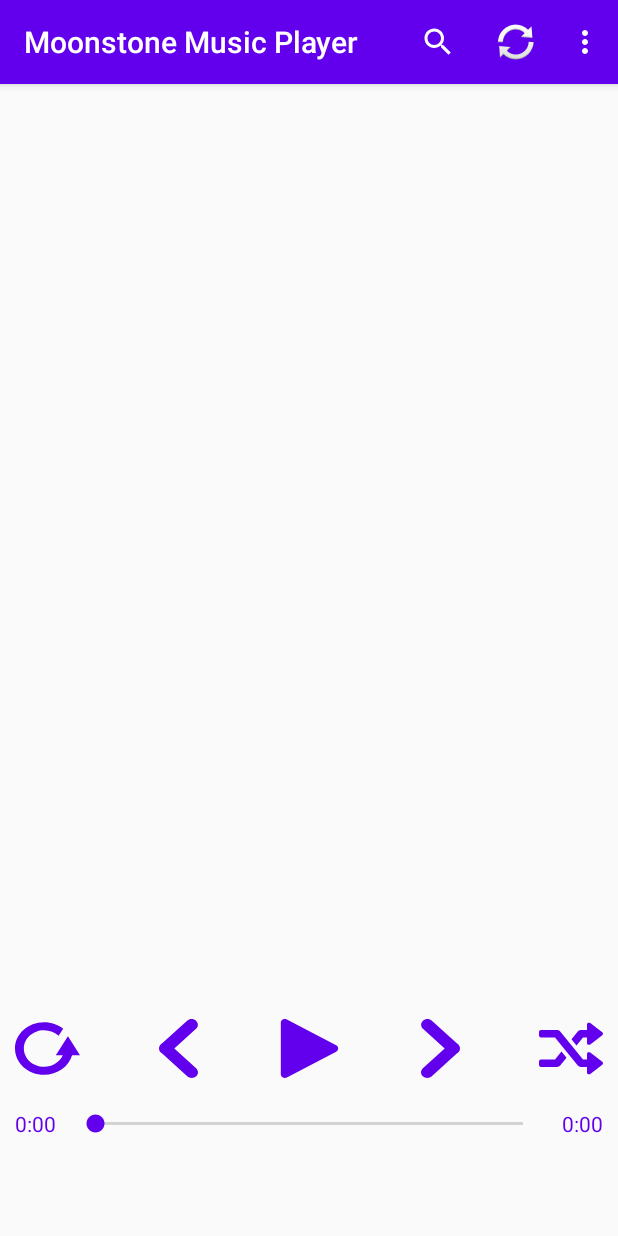
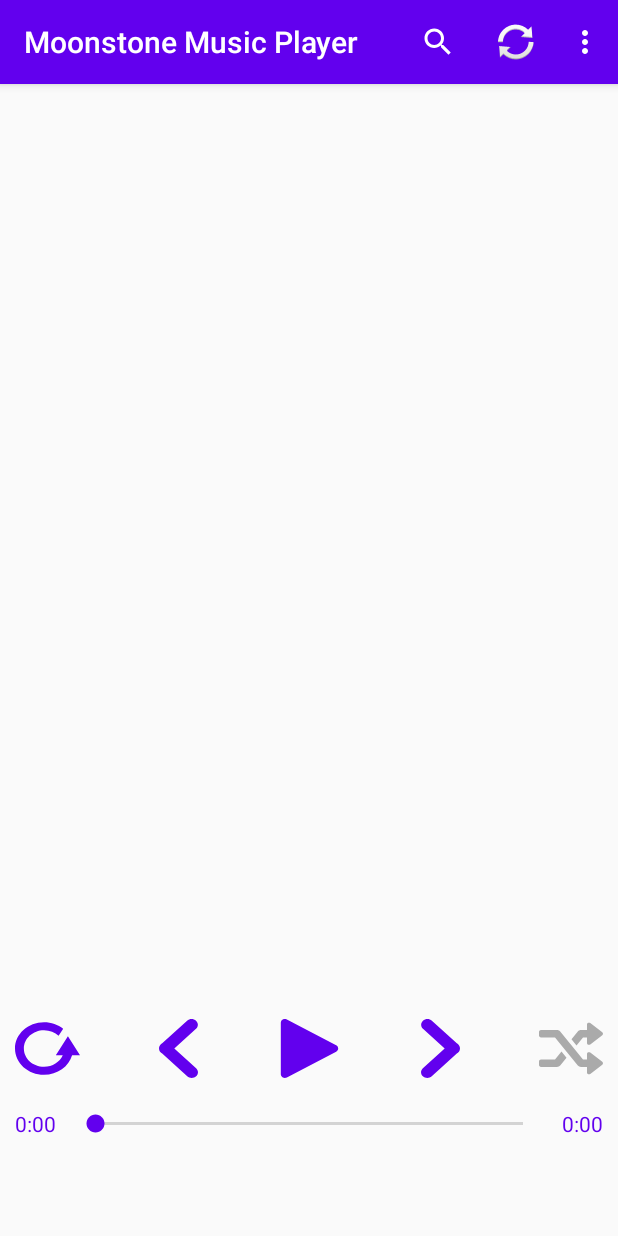
Before and after one commit to JohannesGrobelski/MoonstoneMusicPlayer, an Android app: the screen it shows after launch (MainActivity), after a tap on an icon or button, on a phone screen of 412 x 824 dp. Run offline under Robolectric (Android 15) with nearby library versions, the phone set to English and light mode, and no system bars.

Commit message:
shuffle implemented

```diff
--- a/app/src/main/java/com/example/moonstonemusicplayer/controller/MainActivityListener.java
+++ b/app/src/main/java/com/example/moonstonemusicplayer/controller/MainActivityListener.java
@@ -6,6 +6,7 @@ import android.content.Context;
 import android.content.Intent;
 import android.content.ServiceConnection;
 import android.content.pm.PackageManager;
+import android.graphics.Color;
 import android.os.Handler;
 import android.os.IBinder;
 import android.util.Log;
@@ -143,9 +144,21 @@ public class MainActivityListener
         musicPlayer.nextSong();
         destroyAndCreateNewService();
         break;
-      case R.id.miSearch:
-        mainActivity.hideMusicControlls();
+      case R.id.btn_shuffle:{
+        boolean shuffleMode = musicPlayer.toogleShuffleMode();
+        if(shuffleMode)mainActivity.btn_shuffle.setBackgroundTintList(mainActivity.getResources().getColorStateList(R.color.colorPrimary));
+        else mainActivity.btn_shuffle.setBackgroundTintList(mainActivity.getResources().getColorStateList(android.R.color.darker_gray));
         break;
+      }
+      case R.id.btn_repeat: {
+        MusicPlayer.REPEATMODE repeatmode = musicPlayer.nextRepeatMode();
+        mainActivity.btn_repeat.setBackgroundTintList(mainActivity.getResources().getColorStateList(R.color.colorPrimary));
+        mainActivity.btn_repeat.setText("");
+        switch (repeatmode){
+          case NONE: {mainActivity.btn_repeat.setBackgroundTintList(mainActivity.getResources().getColorStateList(android.R.color.darker_gray));break;}
+          case ONESONG: {mainActivity.btn_repeat.setText("   1");}
+        }
+      }
     }
   }
 
--- a/app/src/main/java/com/example/moonstonemusicplayer/model/MusicPlayer.java
+++ b/app/src/main/java/com/example/moonstonemusicplayer/model/MusicPlayer.java
@@ -2,8 +2,11 @@ package com.example.moonstonemusicplayer.model;
 
 import android.content.Context;
 
-import java.util.ArrayList;
 import java.util.List;
+
+import static com.example.moonstonemusicplayer.model.MusicPlayer.REPEATMODE.ALL;
+import static com.example.moonstonemusicplayer.model.MusicPlayer.REPEATMODE.NONE;
+import static com.example.moonstonemusicplayer.model.MusicPlayer.REPEATMODE.ONESONG;
 
 /**
  * models a music player
@@ -17,9 +20,9 @@ public class MusicPlayer {
     private List<Song> currentSongList;
 
     boolean shuffleModelOn = false;
-    enum REPEATMODE {
-        ONESONG, NONE ,ALL
-    } REPEATMODE repeatmode = REPEATMODE.ALL;
+    public enum REPEATMODE {
+        NONE, ALL, ONESONG;
+    } REPEATMODE repeatmode = NONE;
 
 
     public MusicPlayer(Context baseContext) {
@@ -48,12 +51,24 @@ public class MusicPlayer {
     }
 
     public void prevSong(){
-        currentSongIndex = (--currentSongIndex);
-        if(currentSongIndex == -1)currentSongIndex = currentSongList.size()-1;
+        if(currentSongList.size() == 1)return;
+        if(shuffleModelOn){
+            int previousSong = currentSongIndex;
+            while(currentSongIndex == previousSong)currentSongIndex = (int) (Math.random()*currentSongList.size());
+        } else {
+            currentSongIndex = (--currentSongIndex);
+            if(currentSongIndex == -1)currentSongIndex = currentSongList.size()-1;
+        }
     }
 
     public void nextSong(){
-        currentSongIndex = (++currentSongIndex)%currentSongList.size();
+        if(currentSongList.size() == 1)return;
+        if(shuffleModelOn){
+            int previousSong = currentSongIndex;
+            while(currentSongIndex == previousSong)currentSongIndex = (int) (Math.random()*currentSongList.size());
+        } else {
+            currentSongIndex = (++currentSongIndex)%currentSongList.size();
+        }
     }
 
     public List<Song> getCurrentSongList(){
@@ -70,12 +85,22 @@ public class MusicPlayer {
         currentSongList = dataSource.getAllSong();
     }
 
-    public void toogleShuffleMode(){
-        shuffleModelOn = !shuffleModelOn;
-    }
 
     public void deleteAllSongs(){
         dataSource.deleteAllSongs();
         currentSongList.clear();
     }
+
+    public boolean toogleShuffleMode(){
+        shuffleModelOn = !shuffleModelOn; return shuffleModelOn;
+    }
+
+    public REPEATMODE nextRepeatMode(){
+        switch (repeatmode){
+            case NONE: {repeatmode = ALL; break;}
+            case ALL: {repeatmode = ONESONG; break;}
+            case ONESONG: {repeatmode = NONE; break;}
+        }
+        return repeatmode;
+    }
 }
--- a/app/src/main/res/layout/activity_main.xml
+++ b/app/src/main/res/layout/activity_main.xml
@@ -43,7 +43,11 @@
                 android:layout_marginEnd="22dp"
                 android:layout_weight="1"
                 android:background="@drawable/ic_replay"
-                android:backgroundTint="@color/colorPrimary" />
+                android:backgroundTint="@android:color/darker_gray"
+                android:textAlignment="textStart"
+                android:textColor="@color/colorPrimary"
+                android:textSize="18sp"
+                android:textStyle="bold" />
 
             <Button
                 android:id="@+id/btn_prev"
@@ -87,7 +91,7 @@
                 android:layout_marginEnd="22dp"
                 android:layout_weight="1"
                 android:background="@drawable/ic_shuffle"
-                android:backgroundTint="@color/colorPrimary" />
+                android:backgroundTint="@android:color/darker_gray" />
 
         </LinearLayout>
 
```
